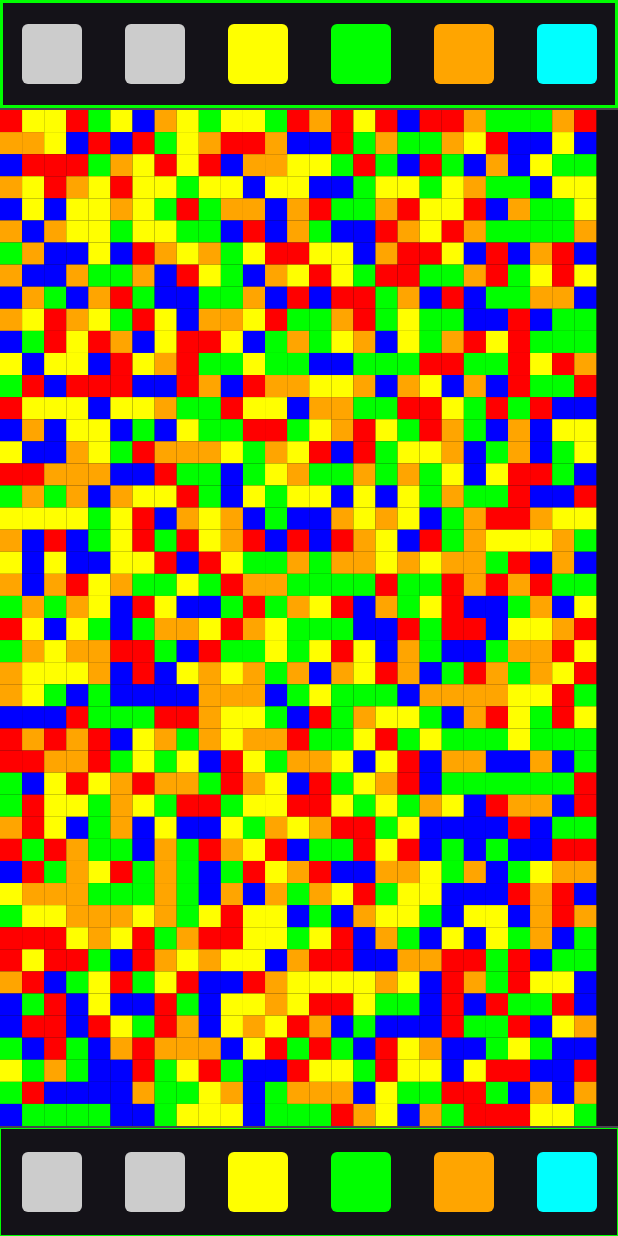
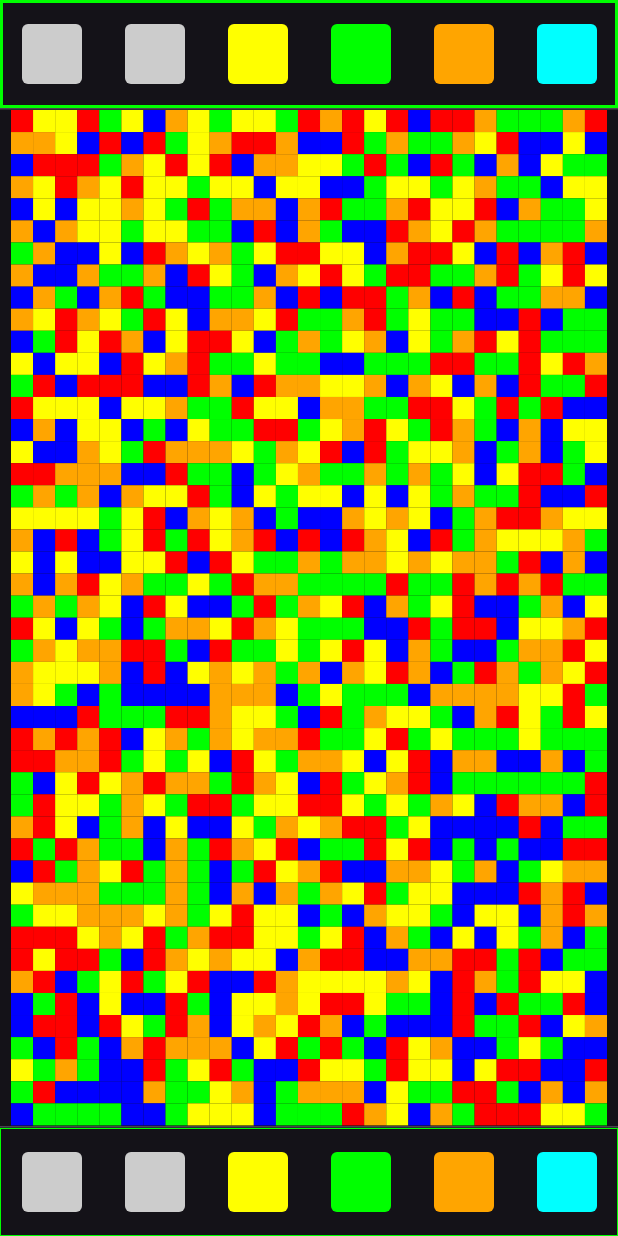
Before and after one commit to HalTobin/BlockInvasion, an Android app built with Jetpack Compose: the GameScreen screen opened through its navigation route, on a phone screen of 412 x 824 dp. Run offline under Robolectric (Android 15) with nearby library versions, the light colour scheme and no system bars; our stand-ins replace Compose Multiplatform resources; 2 statements that could not run were skipped.

Commit message:
center grid in game

```diff
--- a/composeApp/src/commonMain/kotlin/data/repository/PreferenceRepository.kt
+++ b/composeApp/src/commonMain/kotlin/data/repository/PreferenceRepository.kt
@@ -7,6 +7,7 @@ import androidx.datastore.preferences.core.intPreferencesKey
 import data.value.PrefDefault
 import data.value.PrefKey
 import kotlinx.coroutines.flow.Flow
+import kotlinx.coroutines.flow.first
 import kotlinx.coroutines.flow.map
 
 class PreferenceRepositoryImpl(
@@ -26,6 +27,9 @@ class PreferenceRepositoryImpl(
 
     override suspend fun setGridY(value: Int) =
         updateIntPreference(PrefKey.GRID_Y, value)
+
+    override suspend fun getPreferences(): AppPreferences =
+        prefs.appPreferences.first()
 
     override val preferences: Flow<AppPreferences>
         get() = prefs.appPreferences
@@ -58,6 +62,7 @@ interface PreferenceRepository {
     suspend fun setGridY(value: Int)
     suspend fun setPixelNumber(value: Int)
 
+    suspend fun getPreferences(): AppPreferences
     val preferences: Flow<AppPreferences>
 }
 
--- a/composeApp/src/commonMain/kotlin/feature/game/GameScreen.kt
+++ b/composeApp/src/commonMain/kotlin/feature/game/GameScreen.kt
@@ -7,6 +7,7 @@ import androidx.compose.foundation.clickable
 import androidx.compose.foundation.layout.Arrangement
 import androidx.compose.foundation.layout.Box
 import androidx.compose.foundation.layout.Column
+import androidx.compose.foundation.layout.IntrinsicSize
 import androidx.compose.foundation.layout.Row
 import androidx.compose.foundation.layout.Spacer
 import androidx.compose.foundation.layout.fillMaxSize
@@ -14,12 +15,19 @@ import androidx.compose.foundation.layout.fillMaxWidth
 import androidx.compose.foundation.layout.height
 import androidx.compose.foundation.layout.padding
 import androidx.compose.foundation.layout.size
+import androidx.compose.foundation.layout.width
 import androidx.compose.foundation.shape.RoundedCornerShape
 import androidx.compose.material3.Button
 import androidx.compose.material3.Divider
+import androidx.compose.material3.HorizontalDivider
+import androidx.compose.material3.MaterialTheme
 import androidx.compose.material3.Surface
 import androidx.compose.material3.Text
 import androidx.compose.runtime.Composable
+import androidx.compose.runtime.getValue
+import androidx.compose.runtime.mutableStateOf
+import androidx.compose.runtime.remember
+import androidx.compose.runtime.setValue
 import androidx.compose.ui.Alignment
 import androidx.compose.ui.Modifier
 import androidx.compose.ui.composed
@@ -27,9 +35,14 @@ import androidx.compose.ui.draw.clip
 import androidx.compose.ui.geometry.Offset
 import androidx.compose.ui.geometry.Size
 import androidx.compose.ui.graphics.Color
+import androidx.compose.ui.layout.onGloballyPositioned
+import androidx.compose.ui.platform.LocalDensity
 import androidx.compose.ui.unit.dp
+import androidx.compose.ui.unit.min
 import androidx.compose.ui.window.Dialog
 import data.model.Pixel
+import org.jetbrains.compose.ui.tooling.preview.Preview
+import ui.theme.BlockInvasionTheme
 import kotlin.math.min
 
 @Composable
@@ -56,7 +69,8 @@ fun GameScreen(
         }
     }
 
-    Column(modifier = Modifier.fillMaxSize()) {
+    Column(modifier = Modifier.fillMaxSize(),
+        horizontalAlignment = Alignment.CenterHorizontally) {
 
         PlayerControls(
             player = 0,
@@ -65,11 +79,29 @@ fun GameScreen(
             pixels = state.pixelSet,
             onClick = { pixel, player -> onEvent(GameEvent.PlayerAction(player, pixel)) }
         )
-        Divider(modifier = Modifier.fillMaxWidth())
 
+        HorizontalDivider(modifier = Modifier.fillMaxWidth())
+
+        //initial height set at 0.dp
+        var componentHeight by remember { mutableStateOf(0.dp) }
+        var componentWidth by remember { mutableStateOf(0.dp) }
+
+        // get local density from composable
+        val density = LocalDensity.current
+
+        Box(modifier = Modifier.weight(1f).fillMaxWidth()
+            .onGloballyPositioned {
+                componentHeight = with(density) { it.size.height.toDp() }
+                componentWidth = with(density) { it.size.width.toDp() } },
+            contentAlignment = Alignment.Center) {
+            if (state.map.map.isNotEmpty()) {
+                val xCellDp = componentWidth / state.map.map.size
+                val yCellDp = componentHeight / state.map.map[0].size
+                val maxCellDp = min(xCellDp, yCellDp)
                 Canvas(modifier = Modifier
-            .weight(1f)
-            .fillMaxWidth()) {
+                    .width(maxCellDp*state.map.map.size)
+                    .height(maxCellDp*state.map.map[0].size)
+                ) {
                     val xMax = size.width / state.map.map.size
                     val yMax = size.height / state.map.map[0].size
                     val cellSize = min(xMax, yMax)
@@ -83,8 +115,11 @@ fun GameScreen(
                         }
                     }
                 }
+            }
+        }
 
-        Divider(modifier = Modifier.fillMaxWidth())
+        HorizontalDivider(modifier = Modifier.fillMaxWidth())
+
         PlayerControls(
             player = 1,
             playerPixels = state.playersPixels,
@@ -126,3 +161,14 @@ fun PlayerControls(
     }
 
 }
+
+@Composable
+@Preview
+fun GameScreenPreview() = BlockInvasionTheme {
+    Surface(color = MaterialTheme.colorScheme.background,
+        contentColor = MaterialTheme.colorScheme.onBackground) {
+        GameScreen(state = GameState(),
+            onEvent = {},
+            goBack = {})
+    }
+}
--- a/composeApp/src/commonMain/kotlin/feature/game/GameViewModel.kt
+++ b/composeApp/src/commonMain/kotlin/feature/game/GameViewModel.kt
@@ -1,40 +1,53 @@
 package feature.game
 
+import androidx.lifecycle.ViewModel
+import androidx.lifecycle.viewModelScope
 import data.model.Grid
 import data.model.Map
 import data.model.Pixel
+import data.repository.AppPreferences
+import data.repository.PreferenceRepository
+import kotlinx.coroutines.Dispatchers
+import kotlinx.coroutines.IO
 import kotlinx.coroutines.flow.MutableStateFlow
 import kotlinx.coroutines.flow.asStateFlow
+import kotlinx.coroutines.flow.first
 import kotlinx.coroutines.flow.update
-import ui.BaseViewModel
+import kotlinx.coroutines.launch
 
-class GameViewModel: BaseViewModel() {
+class GameViewModel(
+    preferenceRepository: PreferenceRepository
+): ViewModel() {
 
     private val _state = MutableStateFlow(GameState())
     val state = _state.asStateFlow()
 
-    private var currentPlayer = 0
+    private var _currentPlayer = 0
+    private lateinit var _preferences: AppPreferences
 
     init {
-        _state.update { it.copy(pixelNumber = preferences.value.pixelNumber) }
+        viewModelScope.launch(Dispatchers.IO) {
+            _preferences = preferenceRepository.getPreferences()
+            _state.update { it.copy(pixelNumber = _preferences.pixelNumber) }
             when (_state.value.pixelNumber) {
                 4 -> _state.update { it.copy(pixelSet = Pixel.COLOR_SET_4.toTypedArray()) }
                 5 -> _state.update { it.copy(pixelSet = Pixel.COLOR_SET_5.toTypedArray()) }
                 6 -> _state.update { it.copy(pixelSet = Pixel.COLOR_SET_6.toTypedArray()) }
                 7 -> _state.update { it.copy(pixelSet = Pixel.COLOR_SET_7.toTypedArray()) }
             }
-        val grid = Grid(preferences.value.gridX, preferences.value.gridY)
-        _state.update { it.copy(map = Map.generateMap(grid, _state.value.pixelNumber), player = currentPlayer) }
+            val grid = Grid(_preferences.gridX, _preferences.gridY)
+            _state.update { it.copy(map = Map.generateMap(grid, _state.value.pixelNumber), player = _currentPlayer) }
             _state.update { it.copy(playersPixels = _state.value.map.getPlayersPixel()) }
+        }
     }
 
     fun onEvent(event: GameEvent) {
         when (event) {
             is GameEvent.PlayerAction -> {
-                if (event.player == currentPlayer) {
-                    currentPlayer = _state.value.nextPlayer()
+                if (event.player == _currentPlayer) {
+                    _currentPlayer = _state.value.nextPlayer()
                     _state.update { it.copy(map = _state.value.map.changeMap(event.player, event.pixel)) }
-                    _state.update { it.copy(playersPixels = _state.value.map.getPlayersPixel(), player = currentPlayer) }
+                    _state.update { it.copy(playersPixels = _state.value.map.getPlayersPixel(), player = _currentPlayer) }
                 }
                 if (_state.value.map.isGameOver()) {
                     val player0 = _state.value.map.getPlayerScore(0)
--- a/composeApp/src/commonMain/kotlin/ui/BaseViewModel.kt
+++ /dev/null
@@ -1,34 +0,0 @@
-package ui
-
-import androidx.lifecycle.ViewModel
-import androidx.lifecycle.viewModelScope
-import data.repository.AppPreferences
-import data.repository.PreferenceRepository
-import kotlinx.coroutines.Dispatchers
-import kotlinx.coroutines.IO
-import kotlinx.coroutines.Job
-import kotlinx.coroutines.flow.MutableStateFlow
-import kotlinx.coroutines.flow.asStateFlow
-import kotlinx.coroutines.flow.update
-import kotlinx.coroutines.launch
-import org.koin.core.component.KoinComponent
-import org.koin.core.component.inject
-
-open class BaseViewModel: ViewModel(), KoinComponent {
-
-    private val preferenceRepository: PreferenceRepository by inject()
-
-    private val _preferences = MutableStateFlow(AppPreferences())
-    val preferences = _preferences.asStateFlow()
-
-    private var preferenceJob: Job? = null
-
-    init {
-        preferenceJob?.cancel()
-        preferenceJob = viewModelScope.launch(Dispatchers.IO) {
-            preferenceRepository.preferences.collect { preferences ->
-                _preferences.update { preferences } }
-        }
-    }
-
-}
```
Also changed, not shown: composeApp/src/commonMain/kotlin/feature/settings/SettingsViewModel.kt (+24 -6 lines). Lines whose indentation alone changed are shown as unchanged.
